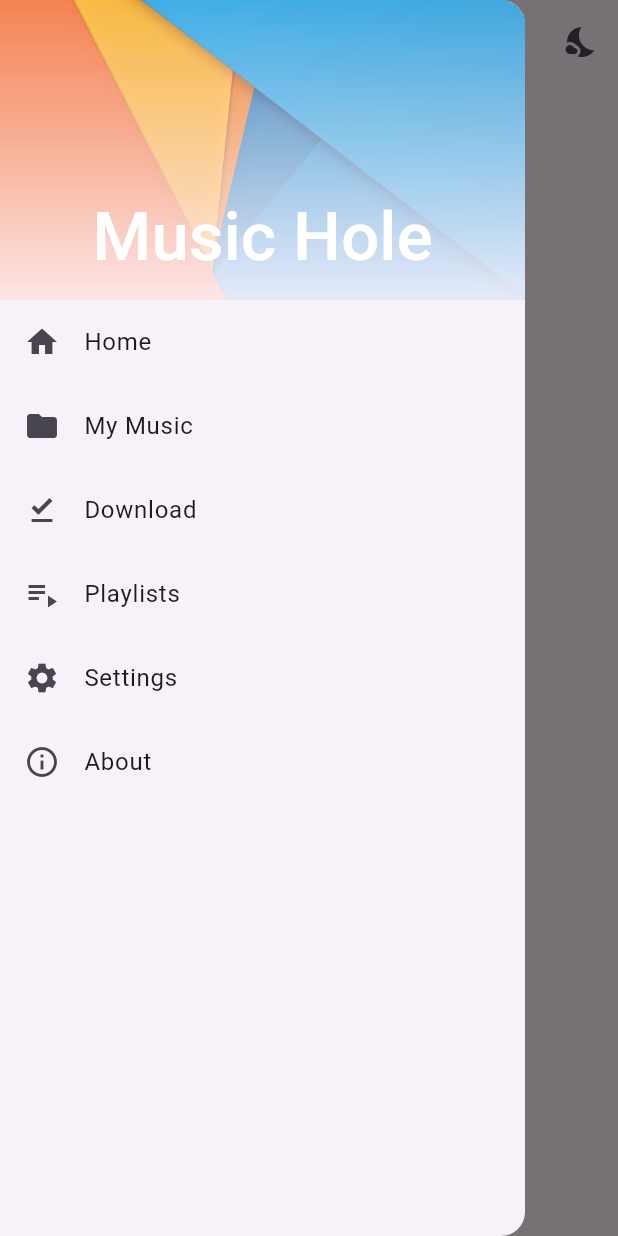
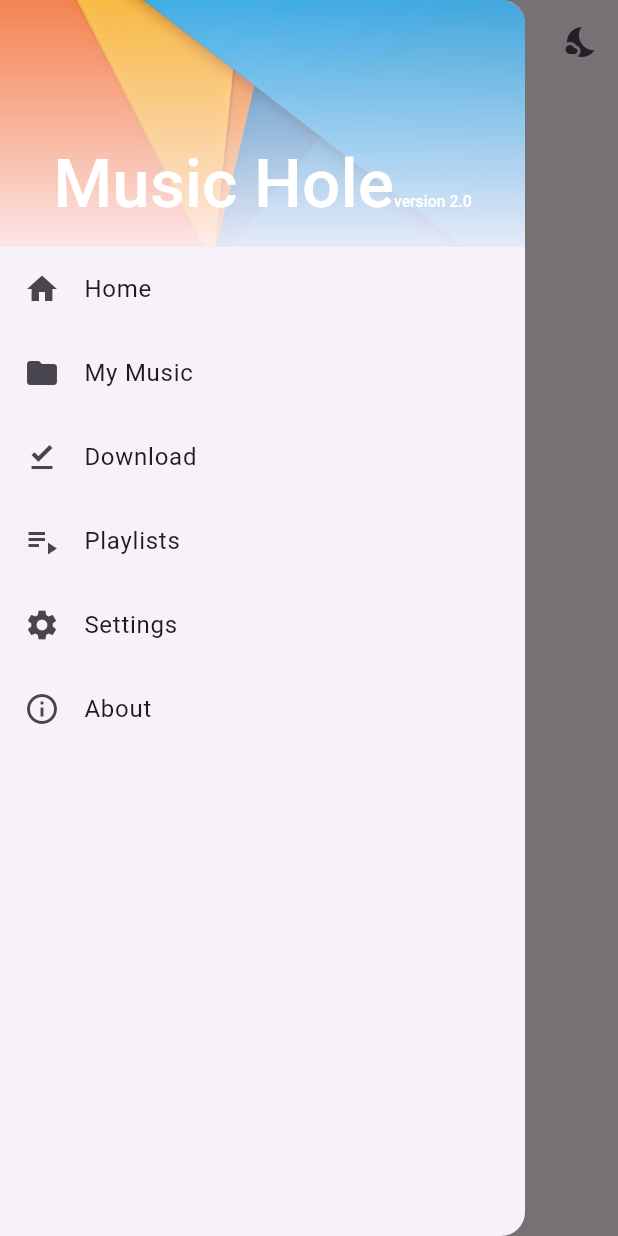
Before and after one commit to MauryaAayush/music_app, a Flutter app: the screen it shows after launch, with the side drawer open, on a phone screen of 412 x 824 dp. Run offline on Flutter 3.47's test engine with Material 3 defaults, Android fonts, the phone set to English and light mode, and no system bars.

Commit message:
Radhey Radhey

```diff
--- a/lib/main.dart
+++ b/lib/main.dart
@@ -67,9 +67,9 @@ class _HomeScreenState extends State<HomeScreen> {
           child: CustomScrollView(
             slivers: [
             SliverAppBar(
-            pinned: true,
+
             automaticallyImplyLeading: false,
-            expandedHeight: 200.0,
+              expandedHeight: MediaQuery.of(context).size.height * 0.2,
             flexibleSpace: FlexibleSpaceBar(
               centerTitle: true,
               title: RichText(
@@ -81,7 +81,7 @@ class _HomeScreenState extends State<HomeScreen> {
                   ),
                   children: <TextSpan>[
                     TextSpan(
-                      text: appVersion == null ? '' : '\nv$appVersion',
+                      text: 'version 2.0',
                       style: const TextStyle(
                         fontSize: 7.0,
                       ),
```
